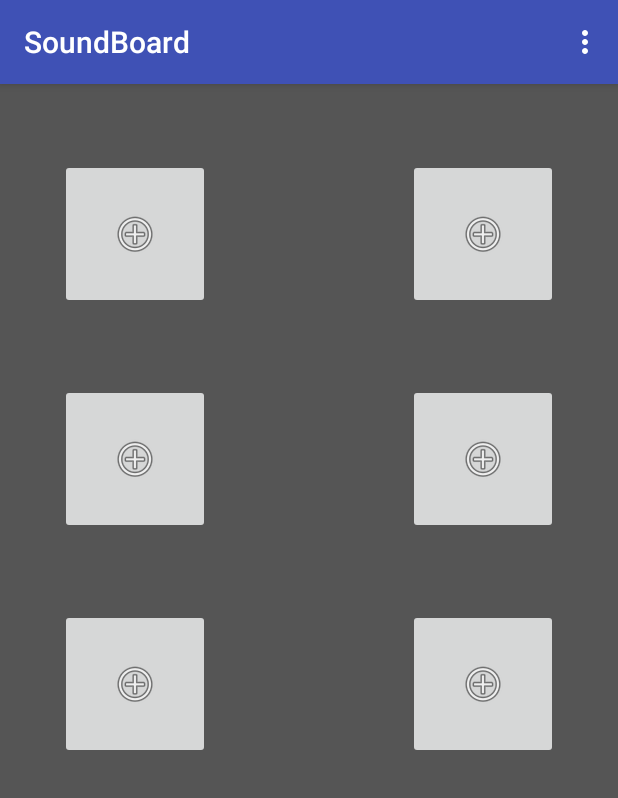
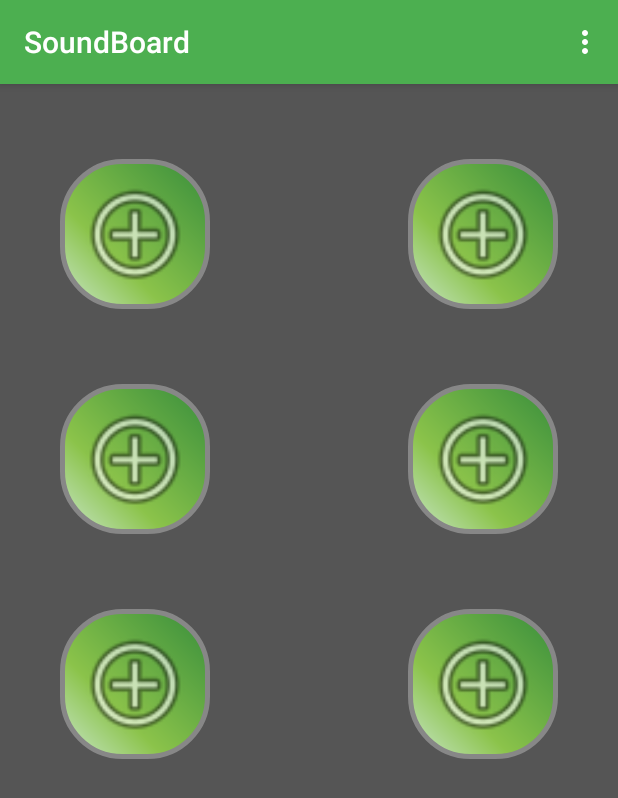
Before and after one commit to EricTweeds/Soundboard, an Android app: the screen it shows after launch (MainActivity), on a phone screen of 412 x 824 dp. Shown: the top 798 px of the screen. Run offline under Robolectric (Android 15) with nearby library versions, the phone set to English and light mode, and no system bars; pictures from the network do not load; 3 statements that could not run were skipped.

Commit message:
looks Decent

```diff
--- a/app/src/main/java/tweedle/eric/soundboard/MainActivity.java
+++ b/app/src/main/java/tweedle/eric/soundboard/MainActivity.java
@@ -1,7 +1,9 @@
 package tweedle.eric.soundboard;
 
 import android.app.Activity;
+import android.content.Context;
 import android.content.Intent;
+import android.content.SharedPreferences;
 import android.media.MediaPlayer;
 import android.net.Uri;
 import android.support.v4.app.FragmentManager;
@@ -46,6 +48,7 @@ public class MainActivity extends AppCompatActivity{
     int currentButton = 0;
     boolean[] alreadySet = {false, false, false, false, false, false};
     MediaPlayer[] sounds = new MediaPlayer[6];
+    boolean playing = false;
     @Override
     public boolean onCreateOptionsMenu(Menu menu) {
         MenuInflater findMenuItems = getMenuInflater();
@@ -82,35 +85,33 @@ public class MainActivity extends AppCompatActivity{
         TextView mtext = (TextView) findViewById(R.id.selectorText);
         switch (view.getId()) {
             case R.id.imageButton1:
-                mtext.setText("button 1");
                 currentButton = 0;
-
                 break;
             case R.id.imageButton2:
-                mtext.setText("button 2");
                 currentButton = 1;
                 break;
             case R.id.imageButton3:
-                mtext.setText("button 3");
                 currentButton = 2;
                 break;
             case R.id.imageButton4:
-                mtext.setText("button 4");
                 currentButton = 3;
                 break;
             case R.id.imageButton5:
-                mtext.setText("button 5");
                 currentButton = 4;
                 break;
             case R.id.imageButton6:
-                mtext.setText("button 6");
                 currentButton = 5;
                 break;
             default:
                 throw new RuntimeException("Unknown button ID");
         }
-        if (alreadySet[currentButton]){
+        if (playing){
+            sounds[currentButton].stop();
+            playing = false;
+        }
+        else if (alreadySet[currentButton]){
             sounds[currentButton].start();
+            playing = true;
         }
         else{
             toggleSelector(true);
@@ -231,4 +232,5 @@ public class MainActivity extends AppCompatActivity{
         AppIndex.AppIndexApi.end(client, getIndexApiAction());
         client.disconnect();
     }
+
 }
--- a/app/src/main/res/drawable/roundedbutton.xml
+++ b/app/src/main/res/drawable/roundedbutton.xml
@@ -1,5 +1,28 @@
 <?xml version="1.0" encoding="utf-8"?>
-<shape xmlns:android="http://schemas.android.com/apk/res/android">
-    <solid android:color="#fff" />
-    <corners android:radius="4dp" />
+<shape xmlns:android="http://schemas.android.com/apk/res/android" android:shape="rectangle" >
+    <corners
+        android:radius="40dp"
+        />
+    <gradient
+        android:angle="45"
+        android:centerX="35%"
+        android:centerColor="#8BC34A"
+        android:startColor="#C8E6C9"
+        android:endColor="#388E3C"
+        android:type="linear"
+        />
+    <padding
+        android:left="0dp"
+        android:top="0dp"
+        android:right="0dp"
+        android:bottom="0dp"
+        />
+    <size
+        android:width="100dp"
+        android:height="100dp"
+        />
+    <stroke
+        android:width="3dp"
+        android:color="#878787"
+        />
 </shape>
--- a/app/src/main/res/layout/activity_main.xml
+++ b/app/src/main/res/layout/activity_main.xml
@@ -15,6 +15,15 @@
         android:id="@+id/mainView"
         >
         <ImageButton
+            android:background="@drawable/roundedbutton"
+            android:textColor="#FFFFFF"
+            android:shadowColor="#A8A8A8"
+            android:shadowDx="0"
+            android:shadowDy="0"
+            android:shadowRadius="5"
+            android:padding="10dp"
+            android:scaleType="fitCenter"
+            android:adjustViewBounds="true"
             android:contentDescription="@string/description"
             android:layout_width="100dp"
             android:layout_height="100dp"
@@ -27,6 +36,15 @@
             android:onClick="Go"
             />
         <ImageButton
+            android:background="@drawable/roundedbutton"
+            android:textColor="#FFFFFF"
+            android:shadowColor="#A8A8A8"
+            android:shadowDx="0"
+            android:shadowDy="0"
+            android:shadowRadius="5"
+            android:padding="10dp"
+            android:scaleType="fitCenter"
+            android:adjustViewBounds="true"
             android:contentDescription="@string/description"
             android:layout_width="100dp"
             android:layout_height="100dp"
@@ -37,6 +55,15 @@
             android:layout_alignParentEnd="true"
             android:onClick="Go"/>
         <ImageButton
+            android:background="@drawable/roundedbutton"
+            android:textColor="#FFFFFF"
+            android:shadowColor="#A8A8A8"
+            android:shadowDx="0"
+            android:shadowDy="0"
+            android:shadowRadius="5"
+            android:padding="10dp"
+            android:scaleType="fitCenter"
+            android:adjustViewBounds="true"
             android:contentDescription="@string/description"
             android:layout_width="100dp"
             android:layout_height="100dp"
@@ -48,6 +75,15 @@
             android:layout_alignParentStart="true"
             android:onClick="Go"/>
         <ImageButton
+            android:background="@drawable/roundedbutton"
+            android:textColor="#FFFFFF"
+            android:shadowColor="#A8A8A8"
+            android:shadowDx="0"
+            android:shadowDy="0"
+            android:shadowRadius="5"
+            android:padding="10dp"
+            android:scaleType="fitCenter"
+            android:adjustViewBounds="true"
             android:contentDescription="@string/description"
             android:layout_width="100dp"
             android:layout_height="100dp"
@@ -58,6 +94,15 @@
             android:layout_alignParentEnd="true"
             android:onClick="Go"/>
         <ImageButton
+            android:background="@drawable/roundedbutton"
+            android:textColor="#FFFFFF"
+            android:shadowColor="#A8A8A8"
+            android:shadowDx="0"
+            android:shadowDy="0"
+            android:shadowRadius="5"
+            android:padding="10dp"
+            android:scaleType="fitCenter"
+            android:adjustViewBounds="true"
             android:contentDescription="@string/description"
             android:layout_width="100dp"
             android:layout_height="100dp"
@@ -69,6 +114,15 @@
             android:layout_alignParentStart="true"
             android:onClick="Go"/>
         <ImageButton
+            android:background="@drawable/roundedbutton"
+            android:textColor="#FFFFFF"
+            android:shadowColor="#A8A8A8"
+            android:shadowDx="0"
+            android:shadowDy="0"
+            android:shadowRadius="5"
+            android:padding="10dp"
+            android:scaleType="fitCenter"
+            android:adjustViewBounds="true"
             android:contentDescription="@string/description"
             android:layout_width="100dp"
             android:layout_height="100dp"
@@ -82,10 +136,10 @@
     </RelativeLayout>
     <RelativeLayout
         android:layout_width="match_parent"
-        android:layout_height="200dp"
+        android:layout_height="160dp"
         android:id="@+id/selector"
         android:visibility="gone"
-        android:background="#fff"
+        android:background="@color/colorLight"
         android:layout_alignParentBottom="true">
         <RelativeLayout
             android:layout_width="match_parent"
@@ -95,37 +149,63 @@
             <TextView
                 android:layout_width="match_parent"
                 android:layout_height="match_parent"
-                android:text="Hello World"
-                android:id="@+id/selectorText"/>
+                android:text="@string/editSound"
+                android:id="@+id/selectorText"
+                android:textSize="30sp"
+                android:typeface="serif"
+                android:layout_centerHorizontal="true"
+                android:gravity="center_horizontal"/>
             <ImageButton
+                android:id="@+id/getImage"
+                android:background="@drawable/roundedbutton"
+                android:textColor="#FFFFFF"
+                android:shadowColor="#A8A8A8"
+                android:shadowDx="0"
+                android:shadowDy="0"
+                android:shadowRadius="5"
+                android:padding="10dp"
+                android:layout_width="100dp"
+                android:layout_height="100dp"
+                android:layout_toStartOf="@+id/getSound"
                 android:src="@drawable/ic_insert_photo_black_48dp"
-                android:layout_width="100dp"
-                android:id="@+id/getImage"
-                android:layout_height="100dp"
-                android:text="Image"
                 android:layout_marginTop="50dp"
                 android:onClick="performFileSearch"
-                android:padding="2dp"
                 android:scaleType="fitCenter"
                 android:adjustViewBounds="true"/>
             <ImageButton
+                android:text="Button"
+                android:background="@drawable/roundedbutton"
+                android:textColor="#FFFFFF"
                 android:layout_width="100dp"
                 android:layout_height="100dp"
+                android:shadowColor="#A8A8A8"
+                android:shadowDx="0"
+                android:shadowDy="0"
+                android:shadowRadius="5"
+                android:layout_centerHorizontal="true"
                 android:id="@+id/getSound"
                 android:src="@drawable/ic_music_video_black_48dp"
                 android:layout_marginTop="50dp"
-                android:layout_toRightOf="@+id/getImage"
-                android:padding="2dp"
+                android:layout_marginLeft="20dp"
+                android:layout_marginRight="20dp"
+                android:padding="10dp"
                 android:scaleType="fitCenter"
                 android:adjustViewBounds="true"
                 android:onClick="performFileSearchSound"/>
             <ImageButton
+                android:text="Button"
+                android:background="@drawable/roundedbutton"
+                android:textColor="#FFFFFF"
                 android:layout_width="100dp"
                 android:layout_height="100dp"
+                android:shadowColor="#A8A8A8"
+                android:shadowDx="0"
+                android:shadowDy="0"
+                android:shadowRadius="5"
                 android:id="@+id/done"
                 android:src="@drawable/ic_check_black_48dp"
                 android:layout_marginTop="50dp"
-                android:layout_toRightOf="@+id/getSound"
+                android:layout_toEndOf="@+id/getSound"
                 android:onClick="done"
                 android:padding="2dp"
                 android:scaleType="fitCenter"
--- a/app/src/main/res/layout/fragment_first.xml
+++ /dev/null
@@ -1,13 +0,0 @@
-<FrameLayout xmlns:android="http://schemas.android.com/apk/res/android"
-    xmlns:tools="http://schemas.android.com/tools"
-    android:layout_width="match_parent"
-    android:layout_height="match_parent"
-    tools:context="tweedle.eric.soundboard.FirstFragment">
-
-    <!-- TODO: Update blank fragment layout -->
-    <TextView
-        android:layout_width="match_parent"
-        android:layout_height="match_parent"
-        android:text="@string/hello_blank_fragment" />
-
-</FrameLayout>
--- a/app/src/main/res/menu/bar.xml
+++ b/app/src/main/res/menu/bar.xml
@@ -4,5 +4,8 @@
         android:id = "@+id/settings"
         android:title="@string/settings"
         />
-
+    <item
+        android:id="@+id/help"
+        android:title="@string/help"
+        />
 </menu>
--- a/app/src/main/res/values/colors.xml
+++ b/app/src/main/res/values/colors.xml
@@ -1,6 +1,7 @@
 <?xml version="1.0" encoding="utf-8"?>
 <resources>
-    <color name="colorPrimary">#3F51B5</color>
-    <color name="colorPrimaryDark">#303F9F</color>
-    <color name="colorAccent">#FF4081</color>
+    <color name="colorPrimary">#4CAF50</color>
+    <color name="colorPrimaryDark">#388E3C</color>
+    <color name="colorAccent">#8BC34A</color>
+    <color name="colorLight">#C8E6C9</color>
 </resources>
--- a/app/src/main/res/values/strings.xml
+++ b/app/src/main/res/values/strings.xml
@@ -2,7 +2,7 @@
     <string name="app_name">SoundBoard</string>
     <string name="settings">Settings</string>
     <string name="description">Play Sound Button</string>
+    <string name="editSound">Edit Sound</string>
+    <string name="help">Help</string>
 
-    <!-- TODO: Remove or change this placeholder text -->
-    <string name="hello_blank_fragment">Hello blank fragment</string>
 </resources>
```
